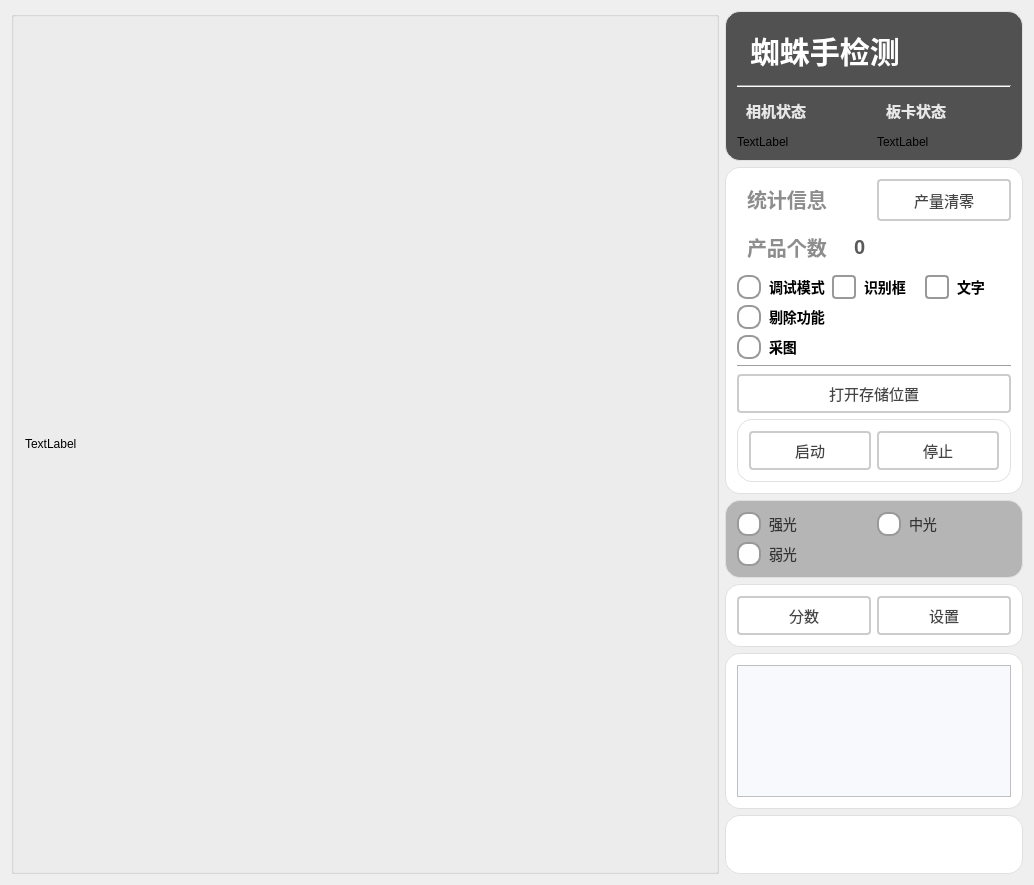
WIND-ROAD-RUN/XiuWenZhiZhuShou, file XiuWenZhiZHuShouSolution/ui/XiuWenZhiZHuShou.ui: the form before one commit.
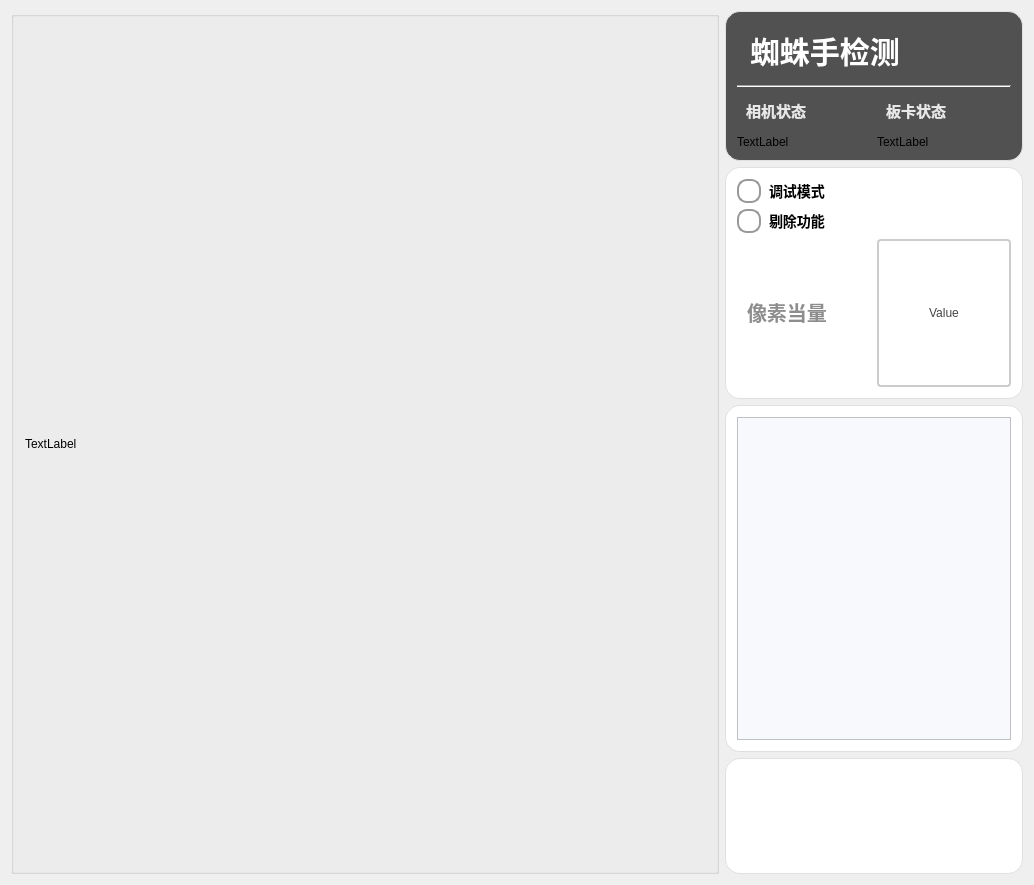
The form after the commit. Icons and pictures are not drawn.

```diff
--- a/XiuWenZhiZHuShouSolution/ui/XiuWenZhiZHuShou.ui
+++ b/XiuWenZhiZHuShouSolution/ui/XiuWenZhiZHuShou.ui
@@ -33,8 +33,8 @@
            </property>
            <property name="maximumSize">
             <size>
-             <width>468</width>
-             <height>476</height>
+             <width>9999</width>
+             <height>9999</height>
             </size>
            </property>
            <property name="text">
@@ -46,7 +46,7 @@
        </widget>
       </item>
       <item>
-       <layout class="QVBoxLayout" name="verticalLayout_2" stretch="1,8,1,1,0,1">
+       <layout class="QVBoxLayout" name="verticalLayout_2" stretch="1,2,3,1">
         <item>
          <widget class="QGroupBox" name="groupBox_head">
           <property name="styleSheet">
@@ -233,108 +233,7 @@
           <property name="title">
            <string/>
           </property>
-          <layout class="QVBoxLayout" name="verticalLayout" stretch="1,1,1,1,1,1,1,2">
-           <item>
-            <layout class="QHBoxLayout" name="hLayout_info" stretch="1,1">
-             <item>
-              <widget class="QLabel" name="label_info">
-               <property name="styleSheet">
-                <string notr="true">QLabel {
-       font-size: 20px;        
-       font-weight: bold;        
-       color:  rgb(141, 141, 141);       
-       padding: 5px 5px;     
-       border-bottom: 2px solid #cccccc; 
-    }</string>
-               </property>
-               <property name="text">
-                <string>统计信息</string>
-               </property>
-               <property name="alignment">
-                <set>Qt::AlignmentFlag::AlignLeading|Qt::AlignmentFlag::AlignLeft|Qt::AlignmentFlag::AlignVCenter</set>
-               </property>
-              </widget>
-             </item>
-             <item>
-              <widget class="QPushButton" name="pbtn_resetProduct">
-               <property name="sizePolicy">
-                <sizepolicy hsizetype="Expanding" vsizetype="Expanding">
-                 <horstretch>0</horstretch>
-                 <verstretch>0</verstretch>
-                </sizepolicy>
-               </property>
-               <property name="styleSheet">
-                <string notr="true">QPushButton {
-    padding: 6px 14px;
-    border: 2px solid #CCC;
-    border-radius: 4px;
-    background-color: white;
-    color: #444;
-    font-size: 15px; 
-}
-
-QPushButton:hover {
-    border-color: #999;
-    background-color: #F5F5F5;
-}
-
-QPushButton:pressed {
-    border-color: #777;
-    background-color: #EEE;
-}</string>
-               </property>
-               <property name="text">
-                <string>产量清零</string>
-               </property>
-              </widget>
-             </item>
-            </layout>
-           </item>
-           <item>
-            <layout class="QHBoxLayout" name="hLayout_produceTotal" stretch="1,2">
-             <item>
-              <widget class="QLabel" name="label_produceTotal">
-               <property name="font">
-                <font>
-                 <pointsize>-1</pointsize>
-                 <bold>true</bold>
-                </font>
-               </property>
-               <property name="styleSheet">
-                <string notr="true">QLabel {
-       font-size: 20px;        
-       font-weight: bold;        
-       color:  rgb(141, 141, 141);       
-       padding: 5px 5px;     
-       border-bottom: 2px solid #cccccc; 
-    }</string>
-               </property>
-               <property name="text">
-                <string>产品个数</string>
-               </property>
-               <property name="alignment">
-                <set>Qt::AlignmentFlag::AlignLeading|Qt::AlignmentFlag::AlignLeft|Qt::AlignmentFlag::AlignVCenter</set>
-               </property>
-              </widget>
-             </item>
-             <item>
-              <widget class="QLabel" name="label_produceTotalValue">
-               <property name="styleSheet">
-                <string notr="true">QLabel {
-       font-size: 20px;        
-       font-weight: bold;        
-       color:  rgb(89, 89, 89);       
-       padding: 5px 5px;     
-       border-bottom: 2px solid #cccccc; 
-    }</string>
-               </property>
-               <property name="text">
-                <string>0</string>
-               </property>
-              </widget>
-             </item>
-            </layout>
-           </item>
+          <layout class="QVBoxLayout" name="verticalLayout" stretch="1,1,1">
            <item>
             <layout class="QHBoxLayout" name="horizontalLayout_4">
              <item>
@@ -402,138 +301,6 @@
                </property>
               </widget>
              </item>
-             <item>
-              <widget class="QCheckBox" name="ckb_shibiekuang">
-               <property name="styleSheet">
-                <string notr="true">QCheckBox {
-    spacing: 8px;
-    font-size: 14px;
-    color: #333;
-    font-weight: bold;        
-    color:  rgb(0, 0, 0);       
-}
-
-/* 未选中状态 */
-QCheckBox::indicator {
-    width: 20px;
-    height: 20px;
-    border-radius: 4px; /* 方形，圆角可适当调整 */
-    border: 2px solid #999;
-    background: #ffffff;
-}
-
-/* 悬停效果 */
-QCheckBox::indicator:hover {
-    border: 2px solid #666;
-}
-
-/* 选中状态 */
-QCheckBox::indicator:checked {
-    border: 2px solid #2196F3;
-    background-color: qradialgradient(
-        cx:0.5, cy:0.5,
-        radius:0.4,
-        fx:0.5, fy:0.5,
-        stop:0 #2196F3,
-        stop:1 transparent
-    );
-}
-
-/* 禁用状态 */
-QCheckBox::indicator:disabled {
-    border: 2px solid #ccc;
-    background: #eee;
-}
-
-/* 选中时的文字颜色 */
-QCheckBox:checked {
-    color: #2196F3;
-    font-weight: 500;
-}
-
-/* 点击动画效果 */
-QCheckBox::indicator:pressed {
-    border: 2px solid #1565C0;
-    background-color: qradialgradient(
-        cx:0.5, cy:0.5,
-        radius:0.5,
-        fx:0.5, fy:0.5,
-        stop:0 #BBDEFB,
-        stop:1 transparent
-    );
-}</string>
-               </property>
-               <property name="text">
-                <string>识别框</string>
-               </property>
-              </widget>
-             </item>
-             <item>
-              <widget class="QCheckBox" name="ckb_wenzi">
-               <property name="styleSheet">
-                <string notr="true">QCheckBox {
-    spacing: 8px;
-    font-size: 14px;
-    color: #333;
-    font-weight: bold;        
-    color:  rgb(0, 0, 0);       
-}
-
-/* 未选中状态 */
-QCheckBox::indicator {
-    width: 20px;
-    height: 20px;
-    border-radius: 4px; /* 方形，圆角可适当调整 */
-    border: 2px solid #999;
-    background: #ffffff;
-}
-
-/* 悬停效果 */
-QCheckBox::indicator:hover {
-    border: 2px solid #666;
-}
-
-/* 选中状态 */
-QCheckBox::indicator:checked {
-    border: 2px solid #2196F3;
-    background-color: qradialgradient(
-        cx:0.5, cy:0.5,
-        radius:0.4,
-        fx:0.5, fy:0.5,
-        stop:0 #2196F3,
-        stop:1 transparent
-    );
-}
-
-/* 禁用状态 */
-QCheckBox::indicator:disabled {
-    border: 2px solid #ccc;
-    background: #eee;
-}
-
-/* 选中时的文字颜色 */
-QCheckBox:checked {
-    color: #2196F3;
-    font-weight: 500;
-}
-
-/* 点击动画效果 */
-QCheckBox::indicator:pressed {
-    border: 2px solid #1565C0;
-    background-color: qradialgradient(
-        cx:0.5, cy:0.5,
-        radius:0.5,
-        fx:0.5, fy:0.5,
-        stop:0 #BBDEFB,
-        stop:1 transparent
-    );
-}</string>
-               </property>
-               <property name="text">
-                <string>文字</string>
-               </property>
-              </widget>
-             </item>
             </layout>
            </item>
            <item>
@@ -612,96 +379,38 @@
             </layout>
            </item>
            <item>
-            <widget class="QRadioButton" name="rbtn_takePicture">
-             <property name="styleSheet">
-              <string notr="true">QRadioButton {
-    spacing: 8px;
-    font-size: 14px;
-    color: #333;
-    font-weight: bold;        
-    color:  rgb(0, 0, 0);       
-
-}
-
-/* 未选中状态 */
-QRadioButton::indicator {
-    width: 20px;
-    height: 20px;
-    border-radius: 10px;
-    border: 2px solid #999;
-    background: #ffffff;
-}
-
-/* 悬停效果 */
-QRadioButton::indicator:hover {
-    border: 2px solid #666;
-}
-
-/* 选中状态 */
-QRadioButton::indicator:checked {
-    border: 2px solid #2196F3;
-}
-
-/* 选中时的内圆 */
-QRadioButton::indicator:checked {
-    background-color: qradialgradient(
-        cx:0.5, cy:0.5,
-        radius:0.4,
-        fx:0.5, fy:0.5,
-        stop:0 #2196F3,
-        stop:1 transparent
-    );
-}
-
-/* 禁用状态 */
-QRadioButton::indicator:disabled {
-    border: 2px solid #ccc;
-    background: #eee;
-}
-
-/* 点击动画效果 */
-QRadioButton::indicator:pressed {
-    border: 2px solid #1565C0;
-    background-color: qradialgradient(
-        cx:0.5, cy:0.5,
-        radius:0.5,
-        fx:0.5, fy:0.5,
-        stop:0 #BBDEFB,
-        stop:1 transparent
-    );
-}</string>
-             </property>
-             <property name="text">
-              <string>采图</string>
-             </property>
-             <property name="autoExclusive">
-              <bool>false</bool>
-             </property>
-            </widget>
-           </item>
-           <item>
-            <widget class="Line" name="line">
-             <property name="orientation">
-              <enum>Qt::Orientation::Horizontal</enum>
-             </property>
-            </widget>
-           </item>
-           <item>
-            <widget class="QPushButton" name="pbtn_openSaveLocation">
-             <property name="sizePolicy">
-              <sizepolicy hsizetype="Minimum" vsizetype="Minimum">
-               <horstretch>0</horstretch>
-               <verstretch>0</verstretch>
-              </sizepolicy>
-             </property>
-             <property name="styleSheet">
-              <string notr="true">QPushButton {
+            <layout class="QHBoxLayout" name="hLayout_remove_2">
+             <item>
+              <widget class="QLabel" name="label">
+               <property name="styleSheet">
+                <string notr="true">QLabel {
+       font-size: 20px;        
+       font-weight: bold;        
+       color:  rgb(141, 141, 141);       
+       padding: 5px 5px;     
+       border-bottom: 2px solid #cccccc; 
+    }</string>
+               </property>
+               <property name="text">
+                <string>像素当量</string>
+               </property>
+              </widget>
+             </item>
+             <item>
+              <widget class="QPushButton" name="btn_xiangsudangliang">
+               <property name="sizePolicy">
+                <sizepolicy hsizetype="Minimum" vsizetype="Minimum">
+                 <horstretch>0</horstretch>
+                 <verstretch>0</verstretch>
+                </sizepolicy>
+               </property>
+               <property name="styleSheet">
+                <string notr="true">QPushButton {
     padding: 6px 14px;
     border: 2px solid #CCC;
     border-radius: 4px;
     background-color: white;
     color: #444;
-    font-size: 15px; 
 }
 
 QPushButton:hover {
@@ -713,431 +422,13 @@
     border-color: #777;
     background-color: #EEE;
 }</string>
-             </property>
-             <property name="text">
-              <string>打开存储位置</string>
-             </property>
-            </widget>
-           </item>
-           <item>
-            <widget class="QGroupBox" name="gBox_control">
-             <property name="styleSheet">
-              <string notr="true">QGroupBox {
-    font-size: 20px;
-    font-weight: bold;
-    background-color: rgb(255, 255, 255);
-    border: 1px solid #e0e0e0;
-    border-radius: 2px;
-	border-radius: 15px
-}
-
-QGroupBox::title {
-    subcontrol-origin: margin;
-    left: 10px;
-    padding: 0 5px;
-    color: #2c3e50;
-}</string>
-             </property>
-             <property name="title">
-              <string/>
-             </property>
-             <layout class="QHBoxLayout" name="horizontalLayout_5">
-              <item>
-               <widget class="QPushButton" name="pbtn_start">
-                <property name="sizePolicy">
-                 <sizepolicy hsizetype="Expanding" vsizetype="Expanding">
-                  <horstretch>0</horstretch>
-                  <verstretch>0</verstretch>
-                 </sizepolicy>
-                </property>
-                <property name="styleSheet">
-                 <string notr="true">QPushButton {
-    padding: 6px 14px;
-    border: 2px solid #CCC;
-    border-radius: 4px;
-    background-color: white;
-    color: #444;
-    font-size: 15px; 
-}
-
-QPushButton:hover {
-    border-color: #999;
-    background-color: #F5F5F5;
-}
-
-QPushButton:pressed {
-    border-color: #777;
-    background-color: #EEE;
-}</string>
-                </property>
-                <property name="text">
-                 <string>启动</string>
-                </property>
-               </widget>
-              </item>
-              <item>
-               <widget class="QPushButton" name="pbtn_stop">
-                <property name="sizePolicy">
-                 <sizepolicy hsizetype="Expanding" vsizetype="Expanding">
-                  <horstretch>0</horstretch>
-                  <verstretch>0</verstretch>
-                 </sizepolicy>
-                </property>
-                <property name="styleSheet">
-                 <string notr="true">QPushButton {
-    padding: 6px 14px;
-    border: 2px solid #CCC;
-    border-radius: 4px;
-    background-color: white;
-    color: #444;
-    font-size: 15px; 
-}
-
-QPushButton:hover {
-    border-color: #999;
-    background-color: #F5F5F5;
-}
-
-QPushButton:pressed {
-    border-color: #777;
-    background-color: #EEE;
-}</string>
-                </property>
-                <property name="text">
-                 <string>停止</string>
-                </property>
-               </widget>
-              </item>
-             </layout>
-            </widget>
-           </item>
-          </layout>
-         </widget>
-        </item>
-        <item>
-         <widget class="QGroupBox" name="groupBox_3">
-          <property name="styleSheet">
-           <string notr="true">QGroupBox {
-    font-size: 20px;
-    font-weight: bold;
-    background-color: rgb(181, 181, 181);
-    border: 1px solid #e0e0e0;
-    border-radius: 2px;
-	border-radius: 15px
-}
-
-QGroupBox::title {
-    subcontrol-origin: margin;
-    left: 10px;
-    padding: 0 5px;
-    color: #2c3e50;
-}</string>
-          </property>
-          <property name="title">
-           <string/>
-          </property>
-          <layout class="QGridLayout" name="gridLayout_3">
-           <item row="0" column="0">
-            <widget class="QRadioButton" name="rbtn_strongLight">
-             <property name="sizePolicy">
-              <sizepolicy hsizetype="Expanding" vsizetype="Expanding">
-               <horstretch>0</horstretch>
-               <verstretch>0</verstretch>
-              </sizepolicy>
-             </property>
-             <property name="styleSheet">
-              <string notr="true">QRadioButton {
-    spacing: 8px;
-    font-size: 14px;
-    color: #333; /* 文字颜色始终保持这个值 */
-}
-
-/* 未选中状态 */
-QRadioButton::indicator {
-    width: 20px;
-    height: 20px;
-    border-radius: 10px;
-    border: 2px solid #999;
-    background: #ffffff;
-}
-
-/* 悬停效果 */
-QRadioButton::indicator:hover {
-    border: 2px solid #666;
-}
-
-/* 选中状态 */
-QRadioButton::indicator:checked {
-    border: 2px solid #FFD700; /* 黄色边框 */
-}
-
-/* 选中时的内圆 */
-QRadioButton::indicator:checked {
-    background-color: qradialgradient(
-        cx:0.5, cy:0.5,
-        radius:0.4,
-        fx:0.5, fy:0.5,
-        stop:0 #FFD700,
-        stop:1 transparent
-    );
-}
-
-/* 禁用状态 */
-QRadioButton::indicator:disabled {
-    border: 2px solid #ccc;
-    background: #eee;
-}
-
-/* 移除文字颜色修改的代码 */
-
-/* 点击动画效果 */
-QRadioButton::indicator:pressed {
-    border: 2px solid #CC9900;
-    background-color: qradialgradient(
-        cx:0.5, cy:0.5,
-        radius:0.5,
-        fx:0.5, fy:0.5,
-        stop:0 #FFF59D,
-        stop:1 transparent
-    );
-}</string>
-             </property>
-             <property name="text">
-              <string>强光</string>
-             </property>
-            </widget>
-           </item>
-           <item row="0" column="1">
-            <widget class="QRadioButton" name="rbtn_mediumLight">
-             <property name="sizePolicy">
-              <sizepolicy hsizetype="Expanding" vsizetype="Expanding">
-               <horstretch>0</horstretch>
-               <verstretch>0</verstretch>
-              </sizepolicy>
-             </property>
-             <property name="styleSheet">
-              <string notr="true">QRadioButton {
-    spacing: 8px;
-    font-size: 14px;
-    color: #333; /* 文字颜色始终保持这个值 */
-}
-
-/* 未选中状态 */
-QRadioButton::indicator {
-    width: 20px;
-    height: 20px;
-    border-radius: 10px;
-    border: 2px solid #999;
-    background: #ffffff;
-}
-
-/* 悬停效果 */
-QRadioButton::indicator:hover {
-    border: 2px solid #666;
-}
-
-/* 选中状态 */
-QRadioButton::indicator:checked {
-    border: 2px solid #FFD700; /* 黄色边框 */
-}
-
-/* 选中时的内圆 */
-QRadioButton::indicator:checked {
-    background-color: qradialgradient(
-        cx:0.5, cy:0.5,
-        radius:0.4,
-        fx:0.5, fy:0.5,
-        stop:0 #FFD700,
-        stop:1 transparent
-    );
-}
-
-/* 禁用状态 */
-QRadioButton::indicator:disabled {
-    border: 2px solid #ccc;
-    background: #eee;
-}
-
-/* 移除文字颜色修改的代码 */
-
-/* 点击动画效果 */
-QRadioButton::indicator:pressed {
-    border: 2px solid #CC9900;
-    background-color: qradialgradient(
-        cx:0.5, cy:0.5,
-        radius:0.5,
-        fx:0.5, fy:0.5,
-        stop:0 #FFF59D,
-        stop:1 transparent
-    );
-}</string>
-             </property>
-             <property name="text">
-              <string>中光</string>
-             </property>
-            </widget>
-           </item>
-           <item row="1" column="0">
-            <widget class="QRadioButton" name="rbtn_weakLight">
-             <property name="sizePolicy">
-              <sizepolicy hsizetype="Expanding" vsizetype="Expanding">
-               <horstretch>0</horstretch>
-               <verstretch>0</verstretch>
-              </sizepolicy>
-             </property>
-             <property name="styleSheet">
-              <string notr="true">QRadioButton {
-    spacing: 8px;
-    font-size: 14px;
-    color: #333; /* 文字颜色始终保持这个值 */
-}
-
-/* 未选中状态 */
-QRadioButton::indicator {
-    width: 20px;
-    height: 20px;
-    border-radius: 10px;
-    border: 2px solid #999;
-    background: #ffffff;
-}
-
-/* 悬停效果 */
-QRadioButton::indicator:hover {
-    border: 2px solid #666;
-}
-
-/* 选中状态 */
-QRadioButton::indicator:checked {
-    border: 2px solid #FFD700; /* 黄色边框 */
-}
-
-/* 选中时的内圆 */
-QRadioButton::indicator:checked {
-    background-color: qradialgradient(
-        cx:0.5, cy:0.5,
-        radius:0.4,
-        fx:0.5, fy:0.5,
-        stop:0 #FFD700,
-        stop:1 transparent
-    );
-}
-
-/* 禁用状态 */
-QRadioButton::indicator:disabled {
-    border: 2px solid #ccc;
-    background: #eee;
-}
-
-/* 移除文字颜色修改的代码 */
-
-/* 点击动画效果 */
-QRadioButton::indicator:pressed {
-    border: 2px solid #CC9900;
-    background-color: qradialgradient(
-        cx:0.5, cy:0.5,
-        radius:0.5,
-        fx:0.5, fy:0.5,
-        stop:0 #FFF59D,
-        stop:1 transparent
-    );
-}</string>
-             </property>
-             <property name="text">
-              <string>弱光</string>
-             </property>
-            </widget>
-           </item>
-          </layout>
-         </widget>
-        </item>
-        <item>
-         <widget class="QGroupBox" name="gBox_set">
-          <property name="styleSheet">
-           <string notr="true">QGroupBox {
-    font-size: 20px;
-    font-weight: bold;
-    background-color: rgb(255, 255, 255);
-    border: 1px solid #e0e0e0;
-    border-radius: 2px;
-	border-radius: 15px
-}
-
-QGroupBox::title {
-    subcontrol-origin: margin;
-    left: 10px;
-    padding: 0 5px;
-    color: #2c3e50;
-}</string>
-          </property>
-          <property name="title">
-           <string/>
-          </property>
-          <layout class="QHBoxLayout" name="horizontalLayout_3">
-           <item>
-            <widget class="QPushButton" name="pbtn_score">
-             <property name="sizePolicy">
-              <sizepolicy hsizetype="Expanding" vsizetype="Expanding">
-               <horstretch>0</horstretch>
-               <verstretch>0</verstretch>
-              </sizepolicy>
-             </property>
-             <property name="styleSheet">
-              <string notr="true">QPushButton {
-    padding: 6px 14px;
-    border: 2px solid #CCC;
-    border-radius: 4px;
-    background-color: white;
-    color: #444;
-    font-size: 15px; 
-}
-
-QPushButton:hover {
-    border-color: #999;
-    background-color: #F5F5F5;
-}
-
-QPushButton:pressed {
-    border-color: #777;
-    background-color: #EEE;
-}</string>
-             </property>
-             <property name="text">
-              <string>分数</string>
-             </property>
-            </widget>
-           </item>
-           <item>
-            <widget class="QPushButton" name="pbtn_set">
-             <property name="sizePolicy">
-              <sizepolicy hsizetype="Expanding" vsizetype="Expanding">
-               <horstretch>0</horstretch>
-               <verstretch>0</verstretch>
-              </sizepolicy>
-             </property>
-             <property name="styleSheet">
-              <string notr="true">QPushButton {
-    padding: 6px 14px;
-    border: 2px solid #CCC;
-    border-radius: 4px;
-    background-color: white;
-    color: #444;
-    font-size: 15px; 
-}
-
-QPushButton:hover {
-    border-color: #999;
-    background-color: #F5F5F5;
-}
-
-QPushButton:pressed {
-    border-color: #777;
-    background-color: #EEE;
-}</string>
-             </property>
-             <property name="text">
-              <string>设置</string>
-             </property>
-            </widget>
+               </property>
+               <property name="text">
+                <string>Value</string>
+               </property>
+              </widget>
+             </item>
+            </layout>
            </item>
           </layout>
          </widget>
```
